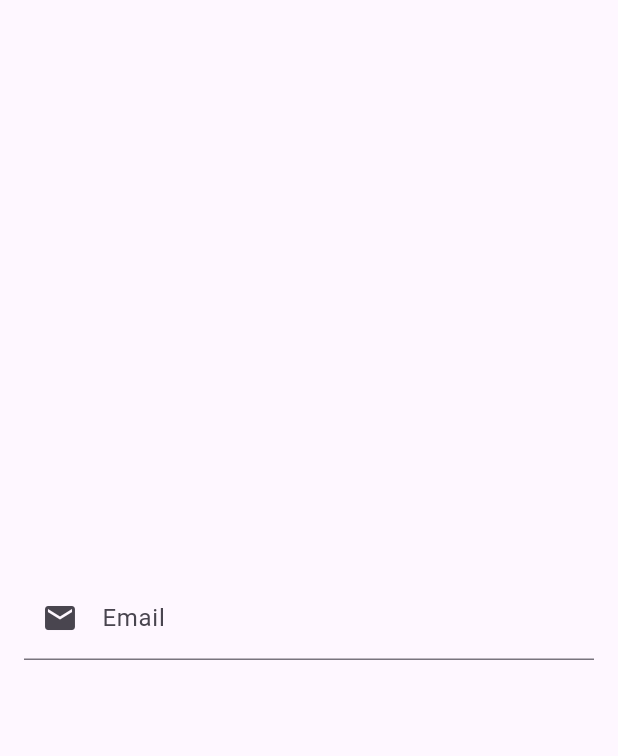
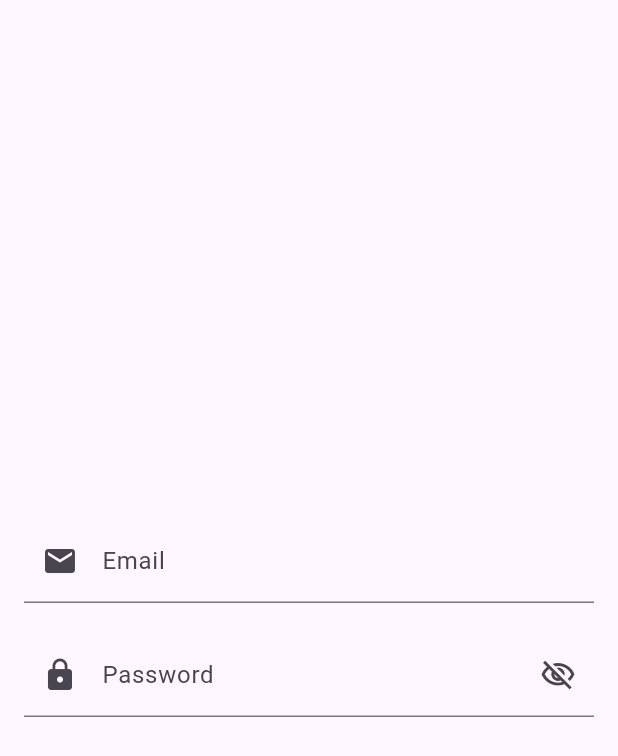
Before and after one commit to muhamadayeshaaulia/upload_image, a Flutter app: the screen it shows after launch, on a phone screen of 412 x 824 dp. Shown: the top 756 px of the screen. Run offline on Flutter 3.47's test engine with Material 3 defaults, Android fonts, the phone set to English and light mode, and no system bars; our stand-ins replace firebase_auth, firebase_core; accounts and stored records are empty.

Commit message:
membuat text field dengan suffix icon untuk menampilkan icon mata pada sebelah kanan dan input text yg berbeda pada password agar terlihat *** menggunakan inputtex visiblepassword

```diff
--- a/lib/login.dart
+++ b/lib/login.dart
@@ -71,7 +71,21 @@ class _MyLoginState extends State<MyLogin> {
                 hintText: 'Masukan email anda!',
               ),
             ),
-
+            const SizedBox(height: 20),
+            TextField(
+              keyboardType: TextInputType.visiblePassword,
+              obscureText: true,
+              controller: passCtrl,
+              decoration: InputDecoration(
+                labelText: 'Password',
+                prefixIcon: Icon(Icons.lock),
+                hintText: 'Masukan Password anda!',
+                suffixIcon: IconButton(
+                  icon: Icon(Icons.visibility_off_outlined),
+                  onPressed: () {},
+                ),
+              ),
+            ),
           ],
         ),
       ),
```
